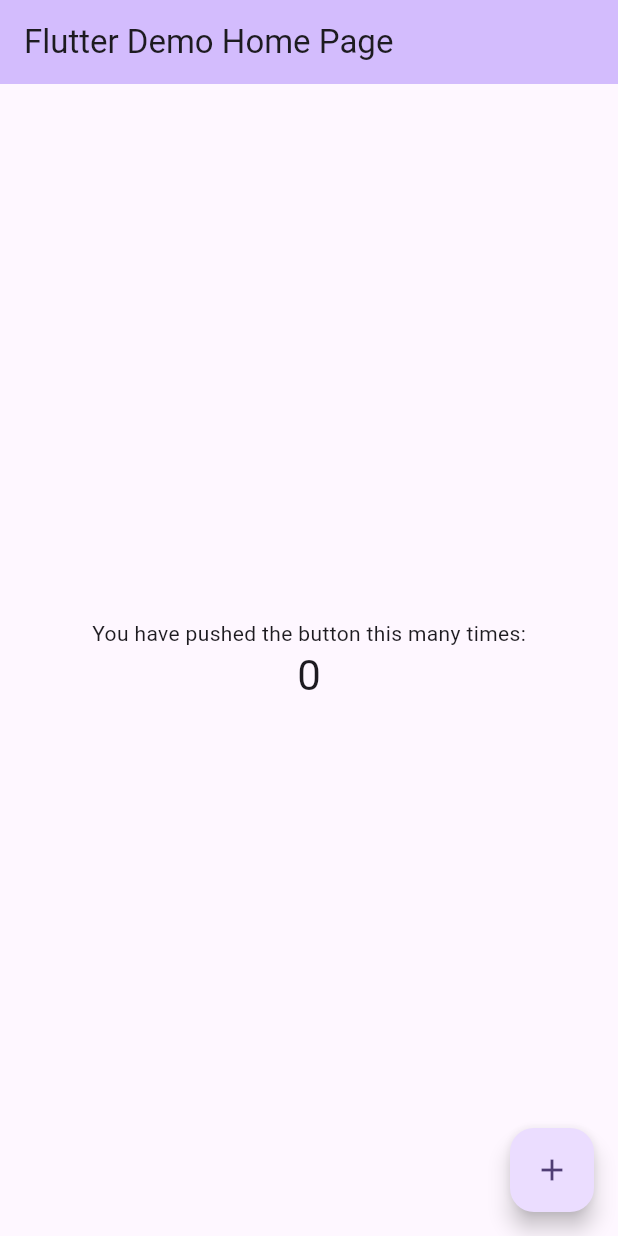
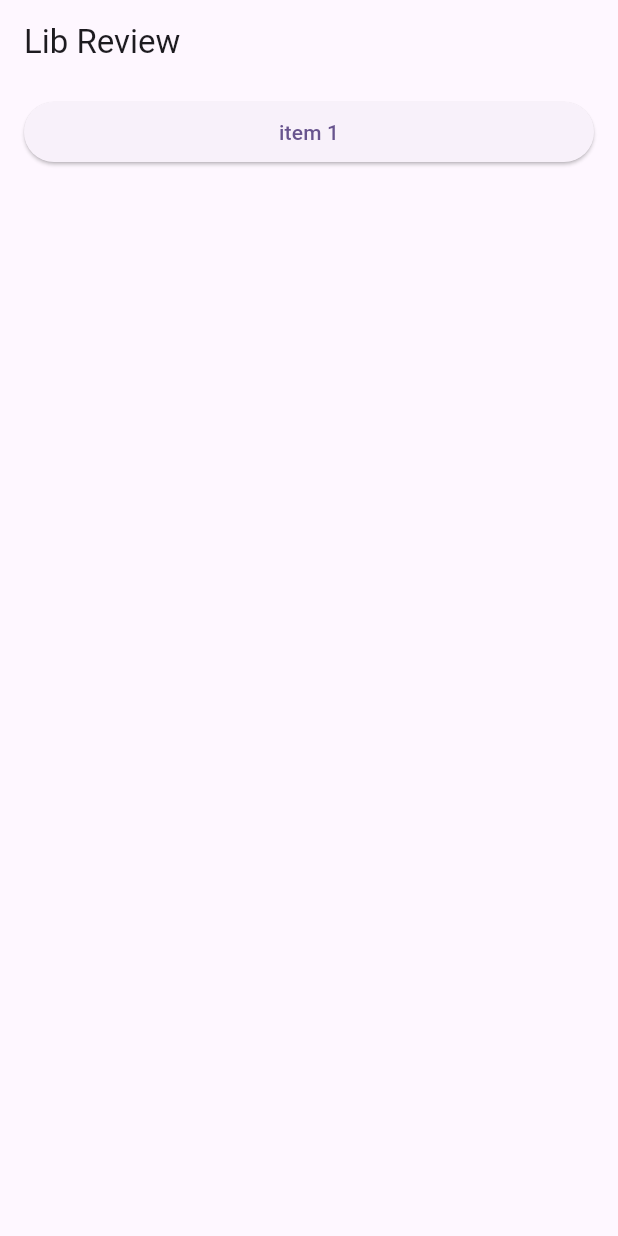
Before and after one commit to kokowilly/flutter-libreview, a Flutter app: the screen it shows after launch, on a phone screen of 412 x 824 dp. Run offline on Flutter 3.47's test engine with Material 3 defaults, Android fonts, the phone set to English and light mode, and no system bars.

Commit message:
create home page

```diff
--- /dev/null
+++ b/lib/home/home_page.dart
@@ -0,0 +1,41 @@
+import 'package:flutter/material.dart';
+
+class HomePage extends StatelessWidget {
+  HomePage({super.key});
+
+  final List<Item> items = [
+    Item("item 1", Text("Item 1")),
+  ];
+
+  @override
+  Widget build(BuildContext context) {
+    return Scaffold(
+      appBar: AppBar(
+        title: Text('Lib Review'),
+      ),
+      body: ListView.builder(
+          itemCount: items.length,
+          itemBuilder: (context, index) {
+            final item = items[index];
+            return Padding(
+              padding:
+                  const EdgeInsets.symmetric(vertical: 8.0, horizontal: 16.0),
+              child: ElevatedButton(
+                onPressed: () {
+                  Navigator.push(context,
+                      MaterialPageRoute(builder: (context) => item.widget));
+                },
+                child: Text(item.title),
+              ),
+            );
+          }),
+    );
+  }
+}
+
+class Item {
+  final String title;
+  final Widget widget;
+
+  Item(this.title, this.widget);
+}
--- a/lib/main.dart
+++ b/lib/main.dart
@@ -1,4 +1,5 @@
 import 'package:flutter/material.dart';
+import 'package:libreview/home/home_page.dart';
 
 void main() {
   runApp(const MyApp());
@@ -7,119 +8,15 @@
 class MyApp extends StatelessWidget {
   const MyApp({super.key});
 
-  // This widget is the root of your application.
   @override
   Widget build(BuildContext context) {
     return MaterialApp(
       title: 'Flutter Demo',
       theme: ThemeData(
-        // This is the theme of your application.
-        //
-        // TRY THIS: Try running your application with "flutter run". You'll see
-        // the application has a purple toolbar. Then, without quitting the app,
-        // try changing the seedColor in the colorScheme below to Colors.green
-        // and then invoke "hot reload" (save your changes or press the "hot
-        // reload" button in a Flutter-supported IDE, or press "r" if you used
-        // the command line to start the app).
-        //
-        // Notice that the counter didn't reset back to zero; the application
-        // state is not lost during the reload. To reset the state, use hot
-        // restart instead.
-        //
-        // This works for code too, not just values: Most code changes can be
-        // tested with just a hot reload.
         colorScheme: ColorScheme.fromSeed(seedColor: Colors.deepPurple),
         useMaterial3: true,
       ),
-      home: const MyHomePage(title: 'Flutter Demo Home Page'),
+      home: HomePage(),
     );
   }
 }
-
-class MyHomePage extends StatefulWidget {
-  const MyHomePage({super.key, required this.title});
-
-  // This widget is the home page of your application. It is stateful, meaning
-  // that it has a State object (defined below) that contains fields that affect
-  // how it looks.
-
-  // This class is the configuration for the state. It holds the values (in this
-  // case the title) provided by the parent (in this case the App widget) and
-  // used by the build method of the State. Fields in a Widget subclass are
-  // always marked "final".
-
-  final String title;
-
-  @override
-  State<MyHomePage> createState() => _MyHomePageState();
-}
-
-class _MyHomePageState extends State<MyHomePage> {
-  int _counter = 0;
-
-  void _incrementCounter() {
-    setState(() {
-      // This call to setState tells the Flutter framework that something has
-      // changed in this State, which causes it to rerun the build method below
-      // so that the display can reflect the updated values. If we changed
-      // _counter without calling setState(), then the build method would not be
-      // called again, and so nothing would appear to happen.
-      _counter++;
-    });
-  }
-
-  @override
-  Widget build(BuildContext context) {
-    // This method is rerun every time setState is called, for instance as done
-    // by the _incrementCounter method above.
-    //
-    // The Flutter framework has been optimized to make rerunning build methods
-    // fast, so that you can just rebuild anything that needs updating rather
-    // than having to individually change instances of widgets.
-    return Scaffold(
-      appBar: AppBar(
-        // TRY THIS: Try changing the color here to a specific color (to
-        // Colors.amber, perhaps?) and trigger a hot reload to see the AppBar
-        // change color while the other colors stay the same.
-        backgroundColor: Theme.of(context).colorScheme.inversePrimary,
-        // Here we take the value from the MyHomePage object that was created by
-        // the App.build method, and use it to set our appbar title.
-        title: Text(widget.title),
-      ),
-      body: Center(
-        // Center is a layout widget. It takes a single child and positions it
-        // in the middle of the parent.
-        child: Column(
-          // Column is also a layout widget. It takes a list of children and
-          // arranges them vertically. By default, it sizes itself to fit its
-          // children horizontally, and tries to be as tall as its parent.
-          //
-          // Column has various properties to control how it sizes itself and
-          // how it positions its children. Here we use mainAxisAlignment to
-          // center the children vertically; the main axis here is the vertical
-          // axis because Columns are vertical (the cross axis would be
-          // horizontal).
-          //
-          // TRY THIS: Invoke "debug painting" (choose the "Toggle Debug Paint"
-          // action in the IDE, or press "p" in the console), to see the
-          // wireframe for each widget.
-          mainAxisAlignment: MainAxisAlignment.center,
-          children: <Widget>[
-            const Text(
-              'You have pushed the button this many times:',
-            ),
-            Text(
-              '$_counter',
-              style: Theme.of(context).textTheme.headlineMedium,
-            ),
-          ],
-        ),
-      ),
-      floatingActionButton: FloatingActionButton(
-        onPressed: _incrementCounter,
-        tooltip: 'Increment',
-        child: const Icon(Icons.add),
-      ), // This trailing comma makes auto-formatting nicer for build methods.
-    );
-  }
-}
```
